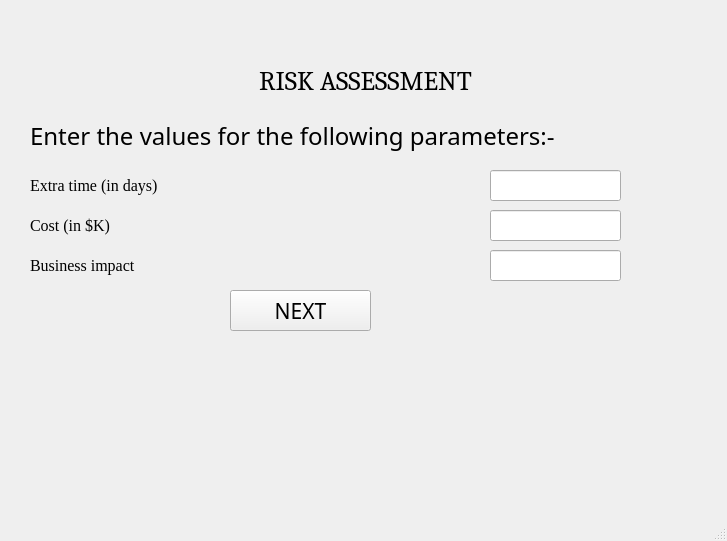
Old version of the form ui_files/risk_screen.ui in the repository yorozuya-2003/institutional_benchmarking_model.
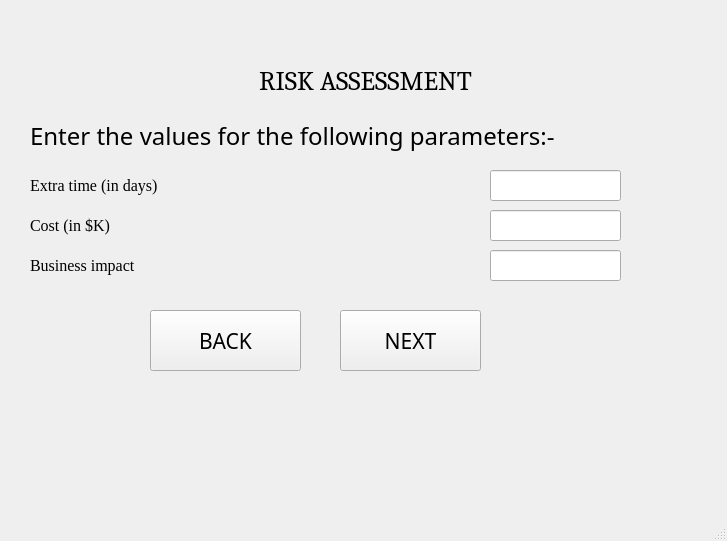
New version of the form.

Commit message: Added back button, Fixed minor bugs

Patch:
```diff
--- a/ui_files/risk_screen.ui
+++ b/ui_files/risk_screen.ui
@@ -166,10 +166,10 @@
    <widget class="QPushButton" name="nextButton">
     <property name="geometry">
      <rect>
-      <x>230</x>
-      <y>290</y>
+      <x>340</x>
+      <y>310</y>
       <width>141</width>
-      <height>41</height>
+      <height>61</height>
      </rect>
     </property>
     <property name="font">
@@ -182,6 +182,25 @@
      <string>NEXT</string>
     </property>
    </widget>
+   <widget class="QPushButton" name="backButton">
+    <property name="geometry">
+     <rect>
+      <x>150</x>
+      <y>310</y>
+      <width>151</width>
+      <height>61</height>
+     </rect>
+    </property>
+    <property name="font">
+     <font>
+      <family>Corbel Light</family>
+      <pointsize>16</pointsize>
+     </font>
+    </property>
+    <property name="text">
+     <string>BACK</string>
+    </property>
+   </widget>
   </widget>
   <widget class="QMenuBar" name="menubar">
    <property name="geometry">
```
The commit also changes 15 other files.
